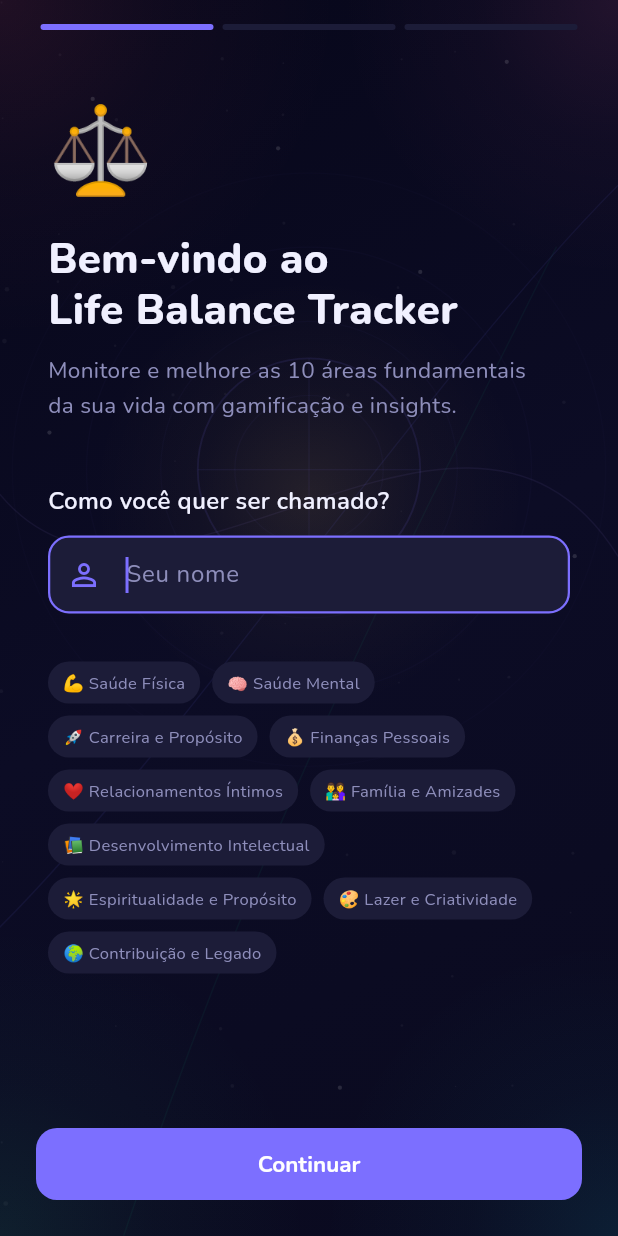
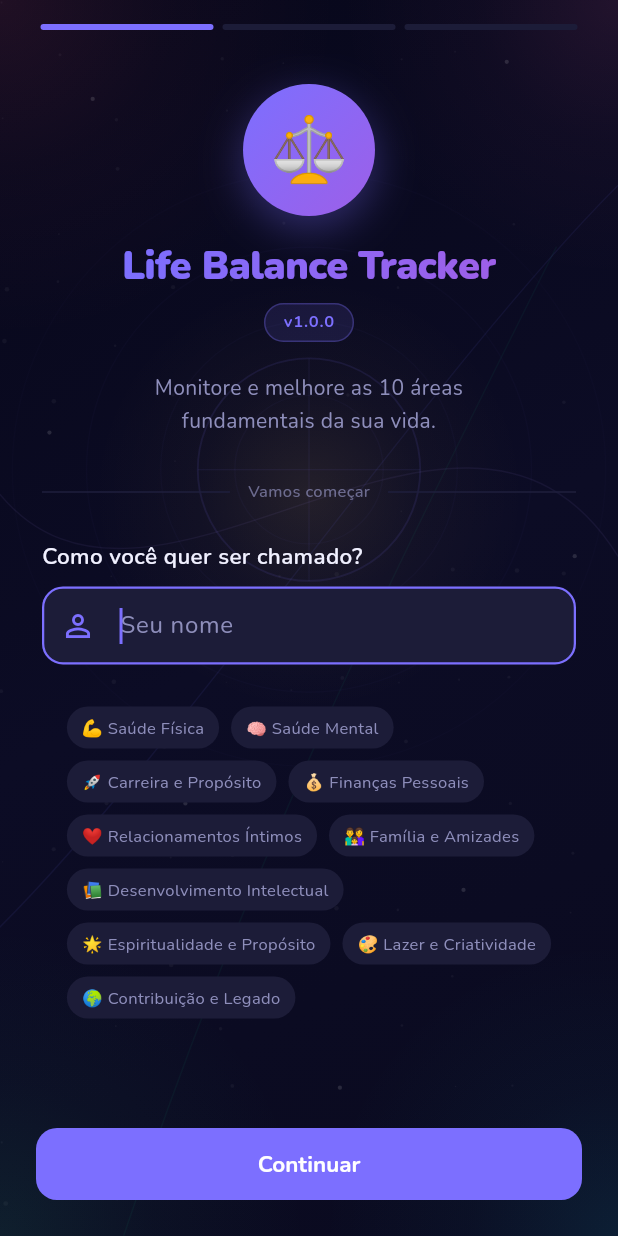
Before and after one commit to azuos01/life-balance-tracker, a Flutter app: the OnboardingScreen screen opened directly, on a phone screen of 412 x 824 dp. Run offline on Flutter 3.47's test engine with Material 3 defaults, Android fonts, the phone set to English and light mode, and no system bars; our stand-ins replace cloud_firestore, firebase_auth, firebase_core, google_fonts, google_sign_in, shared_preferences; accounts and stored records are empty.

Commit message:
feat: add app name and version to onboarding welcome screen
- Define kAppName, kAppVersion (1.0.0) and kAppTagline in app_constants
- Redesign welcome page header: gradient circle logo, ShaderMask app name,
  version badge pill, divider and centered layout

Co-Authored-By: Claude Sonnet 4.6 <noreply@anthropic.com>

```diff
--- a/lib/constants/app_constants.dart
+++ b/lib/constants/app_constants.dart
@@ -75,6 +75,11 @@ const List<AreaConfig> kAreas = [
   ),
 ];
 
+// App identity
+const String kAppName = 'Life Balance Tracker';
+const String kAppVersion = '1.0.0';
+const String kAppTagline = 'Monitore e melhore as 10 áreas\nfundamentais da sua vida.';
+
 // XP rewards
 const int kXpEasy = 10;
 const int kXpMedium = 25;
--- a/lib/screens/onboarding_screen.dart
+++ b/lib/screens/onboarding_screen.dart
@@ -154,41 +154,119 @@ class _WelcomePage extends StatelessWidget {
   @override
   Widget build(BuildContext context) {
     return SingleChildScrollView(
-      padding: const EdgeInsets.symmetric(horizontal: 32),
+      padding: const EdgeInsets.symmetric(horizontal: 28),
       child: Column(
-        crossAxisAlignment: CrossAxisAlignment.start,
+        crossAxisAlignment: CrossAxisAlignment.center,
         children: [
-          const SizedBox(height: 24),
-          const Text('⚖️', style: TextStyle(fontSize: 56)),
-          const SizedBox(height: 16),
-          const Text(
-            'Bem-vindo ao\nLife Balance Tracker',
-            style: TextStyle(
-              fontSize: 28,
-              fontWeight: FontWeight.w800,
-              color: AppTheme.textPrimary,
-              height: 1.2,
+          const SizedBox(height: 20),
+
+          // ── Logo ──────────────────────────────────────────────────────────
+          Container(
+            width: 88,
+            height: 88,
+            decoration: BoxDecoration(
+              shape: BoxShape.circle,
+              gradient: AppTheme.primaryGradient,
+              boxShadow: [
+                BoxShadow(
+                  color: AppTheme.primary.withOpacity(0.35),
+                  blurRadius: 24,
+                  offset: const Offset(0, 8),
+                ),
+              ],
+            ),
+            child: const Center(
+              child: Text('⚖️', style: TextStyle(fontSize: 42)),
             ),
           ),
-          const SizedBox(height: 12),
-          const Text(
-            'Monitore e melhore as 10 áreas fundamentais\nda sua vida com gamificação e insights.',
-            style: TextStyle(
-              fontSize: 15,
-              color: AppTheme.textSecondary,
-              height: 1.5,
+          const SizedBox(height: 18),
+
+          // ── App name ──────────────────────────────────────────────────────
+          ShaderMask(
+            shaderCallback: (bounds) =>
+                AppTheme.primaryGradient.createShader(bounds),
+            blendMode: BlendMode.srcIn,
+            child: const Text(
+              kAppName,
+              textAlign: TextAlign.center,
+              style: TextStyle(
+                fontSize: 26,
+                fontWeight: FontWeight.w900,
+                color: Colors.white, // masked by ShaderMask
+                height: 1.15,
+                letterSpacing: -0.3,
+              ),
             ),
           ),
-          const SizedBox(height: 40),
-          const Text(
-            'Como você quer ser chamado?',
-            style: TextStyle(
-              fontSize: 16,
-              fontWeight: FontWeight.w600,
-              color: AppTheme.textPrimary,
+          const SizedBox(height: 10),
+
+          // ── Version badge ─────────────────────────────────────────────────
+          Container(
+            padding: const EdgeInsets.symmetric(horizontal: 12, vertical: 4),
+            decoration: BoxDecoration(
+              color: AppTheme.primary.withOpacity(0.12),
+              borderRadius: BorderRadius.circular(20),
+              border: Border.all(
+                color: AppTheme.primary.withOpacity(0.30),
+              ),
+            ),
+            child: Text(
+              'v$kAppVersion',
+              style: const TextStyle(
+                fontSize: 11,
+                fontWeight: FontWeight.w700,
+                color: AppTheme.primary,
+                letterSpacing: 0.5,
+              ),
             ),
           ),
-          const SizedBox(height: 12),
+          const SizedBox(height: 20),
+
+          // ── Tagline ───────────────────────────────────────────────────────
+          const Text(
+            kAppTagline,
+            textAlign: TextAlign.center,
+            style: TextStyle(
+              fontSize: 14,
+              color: AppTheme.textSecondary,
+              height: 1.55,
+            ),
+          ),
+          const SizedBox(height: 28),
+
+          // ── Divider ───────────────────────────────────────────────────────
+          Row(
+            children: [
+              Expanded(child: Divider(color: AppTheme.divider, height: 1)),
+              Padding(
+                padding: const EdgeInsets.symmetric(horizontal: 12),
+                child: Text(
+                  'Vamos começar',
+                  style: TextStyle(
+                    fontSize: 11,
+                    color: AppTheme.textSecondary.withOpacity(0.7),
+                    fontWeight: FontWeight.w500,
+                  ),
+                ),
+              ),
+              Expanded(child: Divider(color: AppTheme.divider, height: 1)),
+            ],
+          ),
+          const SizedBox(height: 24),
+
+          // ── Name input ────────────────────────────────────────────────────
+          Align(
+            alignment: Alignment.centerLeft,
+            child: const Text(
+              'Como você quer ser chamado?',
+              style: TextStyle(
+                fontSize: 15,
+                fontWeight: FontWeight.w600,
+                color: AppTheme.textPrimary,
+              ),
+            ),
+          ),
+          const SizedBox(height: 10),
           TextField(
             controller: controller,
             autofocus: true,
@@ -198,8 +276,11 @@ class _WelcomePage extends StatelessWidget {
               prefixIcon: Icon(Icons.person_outline, color: AppTheme.primary),
             ),
           ),
-          const SizedBox(height: 32),
+          const SizedBox(height: 28),
+
+          // ── Area chips ────────────────────────────────────────────────────
           const _AreaPreviewGrid(),
+          const SizedBox(height: 16),
         ],
       ),
     );
```
